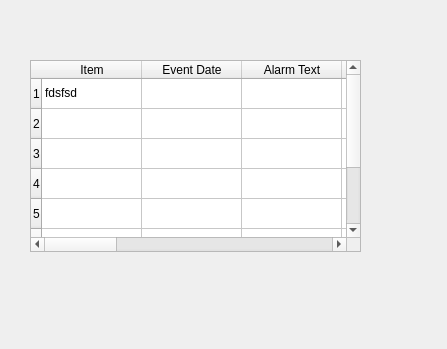
semissatto2/Interface_files, file myInterface/tableWidget.ui: the form before one commit.
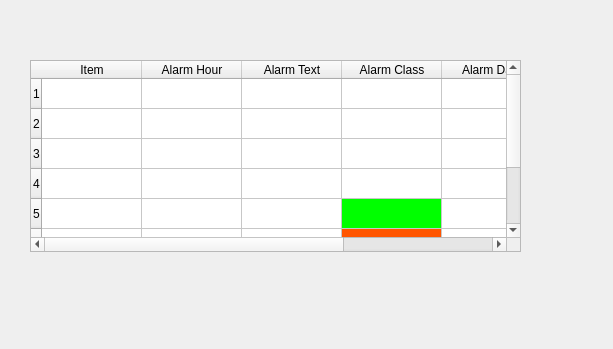
The form after the commit.

Diff of the .ui file:
```diff
--- a/myInterface/tableWidget.ui
+++ b/myInterface/tableWidget.ui
@@ -6,7 +6,7 @@
    <rect>
     <x>0</x>
     <y>0</y>
-    <width>447</width>
+    <width>613</width>
     <height>349</height>
    </rect>
   </property>
@@ -18,7 +18,7 @@
     <rect>
      <x>30</x>
      <y>60</y>
-     <width>331</width>
+     <width>491</width>
      <height>192</height>
     </rect>
    </property>
@@ -35,7 +35,7 @@
     <number>8</number>
    </property>
    <property name="columnCount">
-    <number>12</number>
+    <number>6</number>
    </property>
    <attribute name="horizontalHeaderCascadingSectionResizes">
     <bool>false</bool>
@@ -55,7 +55,7 @@
    </column>
    <column>
     <property name="text">
-     <string>Event Date</string>
+     <string>Alarm Hour</string>
     </property>
    </column>
    <column>
@@ -68,22 +68,75 @@
      <string>Alarm Class</string>
     </property>
    </column>
-   <column/>
-   <column/>
-   <column/>
-   <column/>
-   <column/>
-   <column/>
-   <column/>
-   <column/>
-   <item row="0" column="0">
+   <column>
     <property name="text">
-     <string>fdsfsd</string>
+     <string>Alarm Date</string>
     </property>
+   </column>
+   <column>
+    <property name="text">
+     <string>Index</string>
+    </property>
+   </column>
+   <item row="4" column="3">
+    <property name="background">
+     <brush brushstyle="SolidPattern">
+      <color alpha="255">
+       <red>0</red>
+       <green>255</green>
+       <blue>0</blue>
+      </color>
+     </brush>
+    </property>
    </item>
-   <item row="0" column="4">
+   <item row="5" column="3">
+    <property name="background">
+     <brush brushstyle="SolidPattern">
+      <color alpha="255">
+       <red>255</red>
+       <green>85</green>
+       <blue>0</blue>
+      </color>
+     </brush>
+    </property>
+   </item>
+   <item row="6" column="0">
     <property name="text">
-     <string/>
+     <string>TESTE0</string>
+    </property>
+   </item>
+   <item row="6" column="1">
+    <property name="text">
+     <string>TESTE1</string>
+    </property>
+   </item>
+   <item row="6" column="2">
+    <property name="text">
+     <string>TESTE2</string>
+    </property>
+   </item>
+   <item row="6" column="3">
+    <property name="text">
+     <string>TESTE3</string>
+    </property>
+    <property name="background">
+     <brush brushstyle="SolidPattern">
+      <color alpha="255">
+       <red>255</red>
+       <green>0</green>
+       <blue>0</blue>
+      </color>
+     </brush>
+    </property>
+   </item>
+   <item row="6" column="4">
+    <property name="text">
+     <string>TESTE4</string>
+    </property>
+   </item>
+   <item row="6" column="5">
+    <property name="text">
+     <string>TESTE5</string>
     </property>
    </item>
   </widget>
```
Left out of the diff: 2 changed lines with no effect on the pictures.
